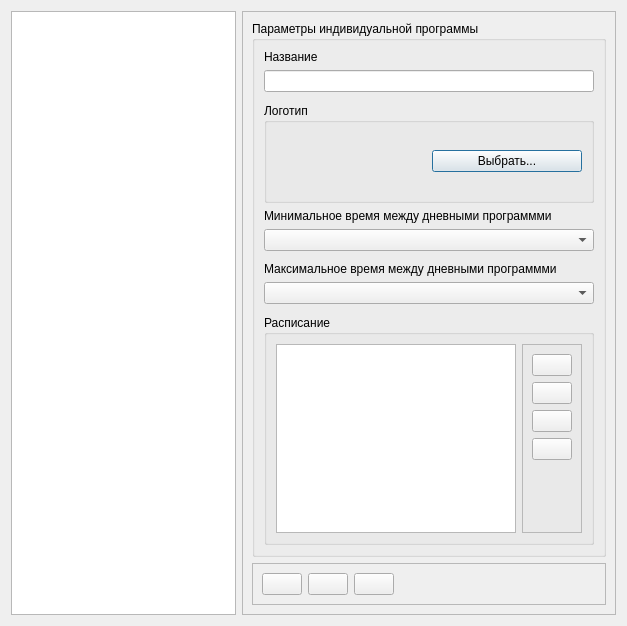
First picture: the form in personal_programs/dialogs/personalprogramseditor.ui, repository grigp/a-analyser, before the edit.
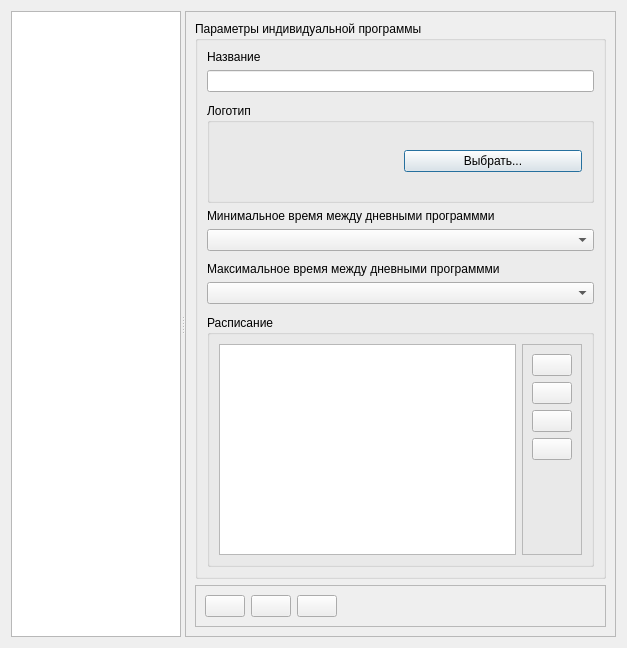
Second picture: the form after the edit. Icons and pictures are not drawn.

Patch:
```diff
--- a/personal_programs/dialogs/personalprogramseditor.ui
+++ b/personal_programs/dialogs/personalprogramseditor.ui
@@ -7,7 +7,7 @@
     <x>0</x>
     <y>0</y>
     <width>627</width>
-    <height>626</height>
+    <height>648</height>
    </rect>
   </property>
   <property name="windowTitle">
@@ -15,6 +15,10 @@
   </property>
   <layout class="QHBoxLayout" name="horizontalLayout">
    <item>
+    <widget class="QSplitter" name="splitter">
+     <property name="orientation">
+      <enum>Qt::Horizontal</enum>
+     </property>
     <widget class="QTreeView" name="tvPrograms">
      <property name="sizePolicy">
       <sizepolicy hsizetype="Expanding" vsizetype="Expanding">
@@ -23,8 +27,6 @@
       </sizepolicy>
      </property>
     </widget>
-   </item>
-   <item>
     <widget class="QFrame" name="frProgramParams">
      <property name="sizePolicy">
       <sizepolicy hsizetype="Preferred" vsizetype="Preferred">
@@ -369,6 +371,7 @@
       </item>
      </layout>
     </widget>
+    </widget>
    </item>
   </layout>
  </widget>
```
Left out of the diff: 71 changed lines with no effect on the pictures. Lines whose indentation alone changed are shown as unchanged.
